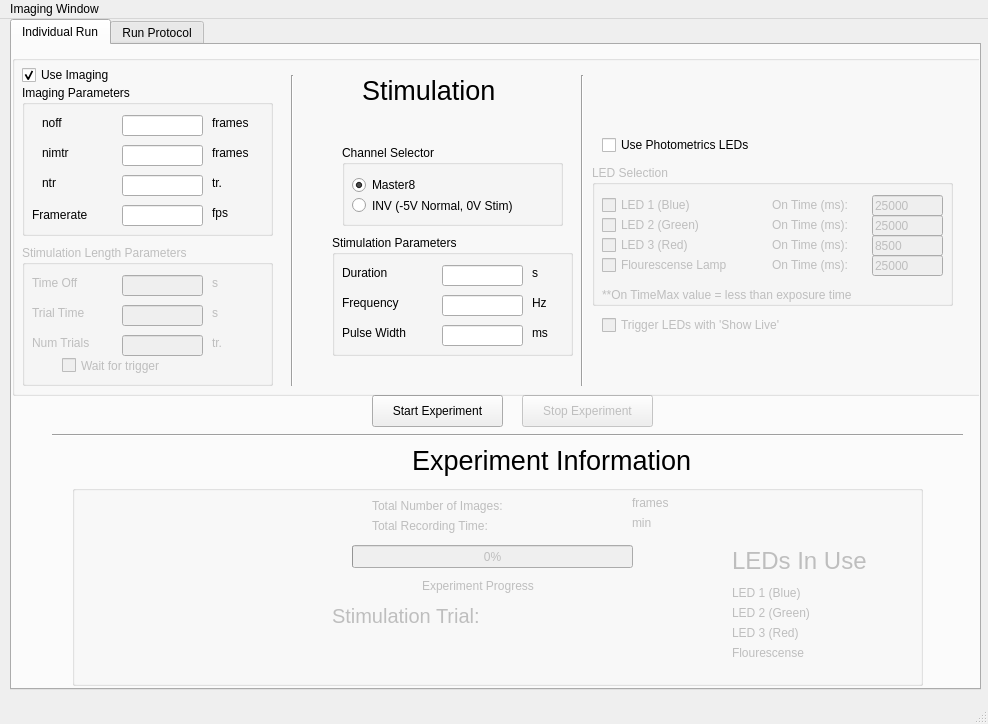
First picture: the form in UI/StimControl.ui, repository aet37/stimulation_162, before the edit.
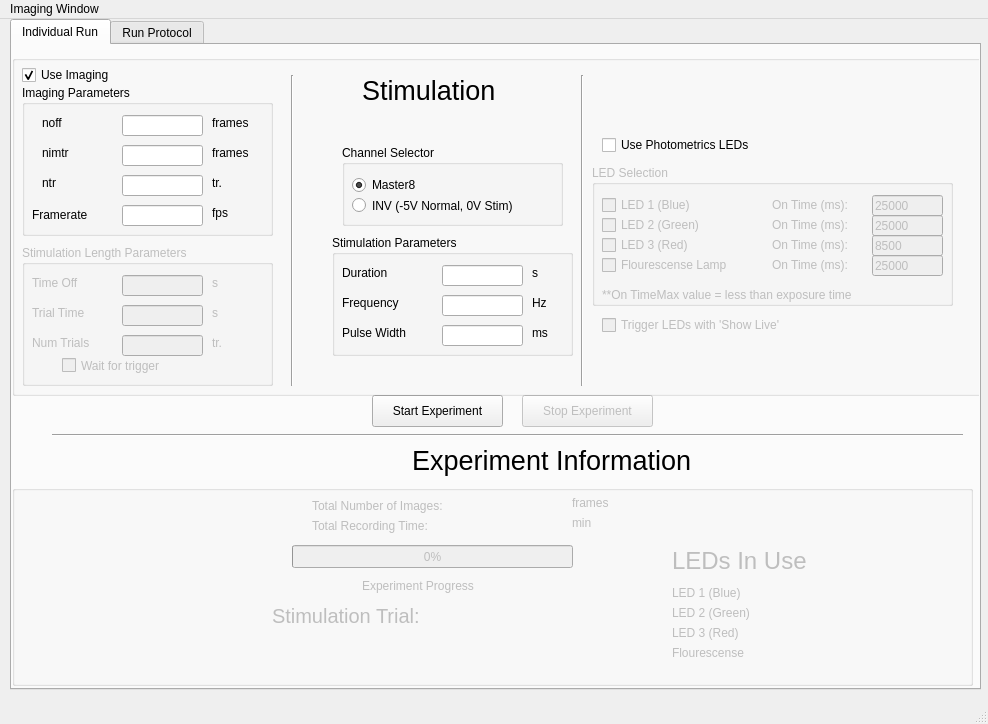
Second picture: the form after the edit.

Patch:
```diff
--- a/UI/StimControl.ui
+++ b/UI/StimControl.ui
@@ -39,9 +39,9 @@
       </property>
       <property name="geometry">
        <rect>
-        <x>60</x>
+        <x>0</x>
         <y>440</y>
-        <width>851</width>
+        <width>961</width>
         <height>201</height>
        </rect>
       </property>
@@ -222,7 +222,7 @@
         <rect>
          <x>10</x>
          <y>70</y>
-         <width>231</width>
+         <width>261</width>
          <height>31</height>
         </rect>
        </property>
```
